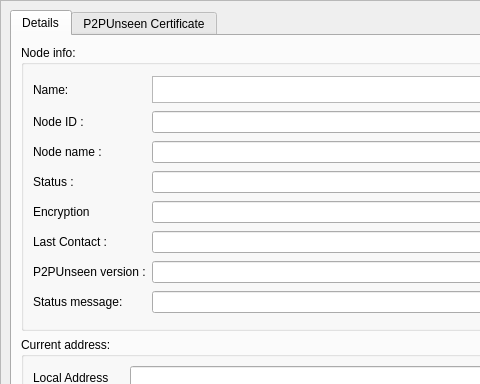
Above: retroshare-gui/src/gui/connect/ConfCertDialog.ui from RetroShare/RetroShare before the change; both pictures show x 0 to 480 and y 0 to 384 of the 1104 by 1086 pixel window. Below: the same form after it.
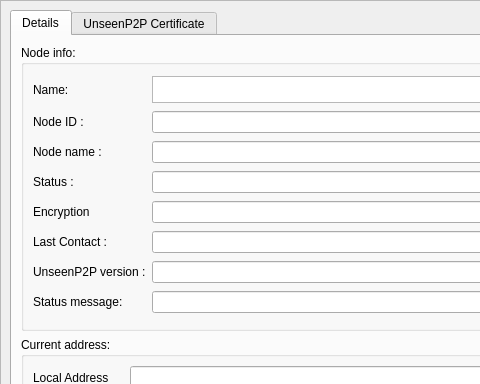
That is the form after the change. Icons and pictures are not drawn. Custom widgets are drawn as their Qt base class.

Commit message: Update Unseen name

What changed in the file:
```diff
--- a/retroshare-gui/src/gui/connect/ConfCertDialog.ui
+++ b/retroshare-gui/src/gui/connect/ConfCertDialog.ui
@@ -149,7 +149,7 @@
                <item row="6" column="0">
                 <widget class="QLabel" name="label_version">
                  <property name="text">
-                  <string>P2PUnseen version :</string>
+                  <string>UnseenP2P version :</string>
                  </property>
                 </widget>
                </item>
@@ -374,7 +374,7 @@
         </widget>
         <widget class="QWidget" name="tab_4">
          <attribute name="title">
-          <string>P2PUnseen Certificate</string>
+          <string>UnseenP2P Certificate</string>
          </attribute>
          <layout class="QVBoxLayout" name="verticalLayout">
           <item>
```
Left out of the diff: 2 changed lines with no effect on the pictures. The commit also changes 107 other files.
